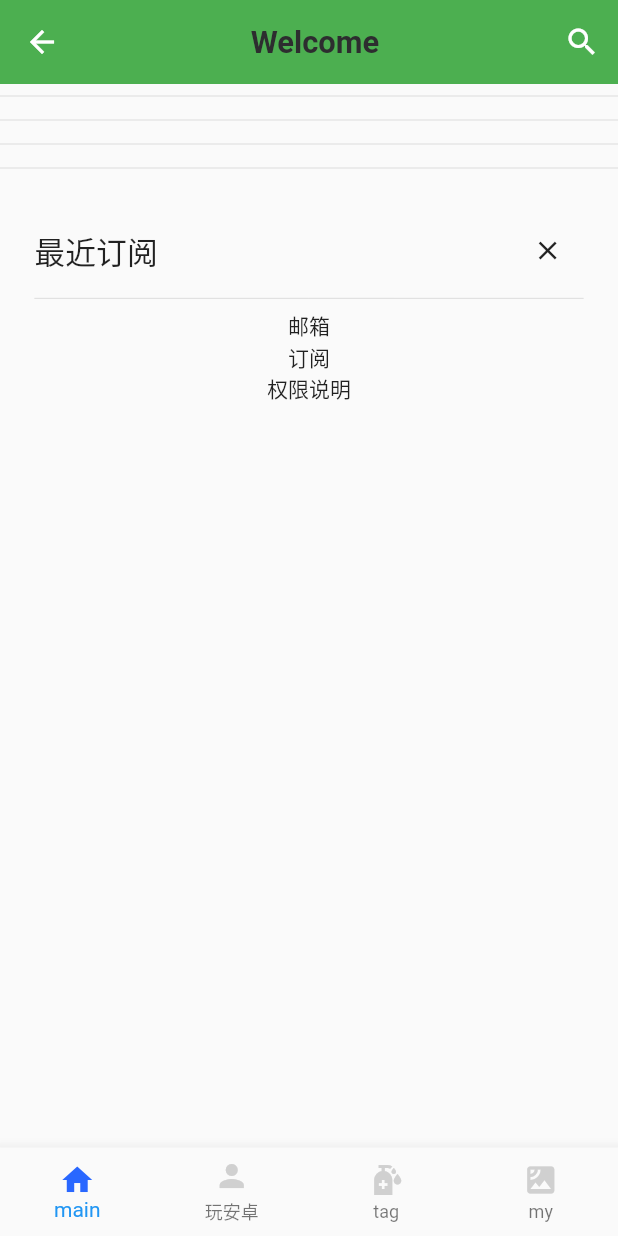
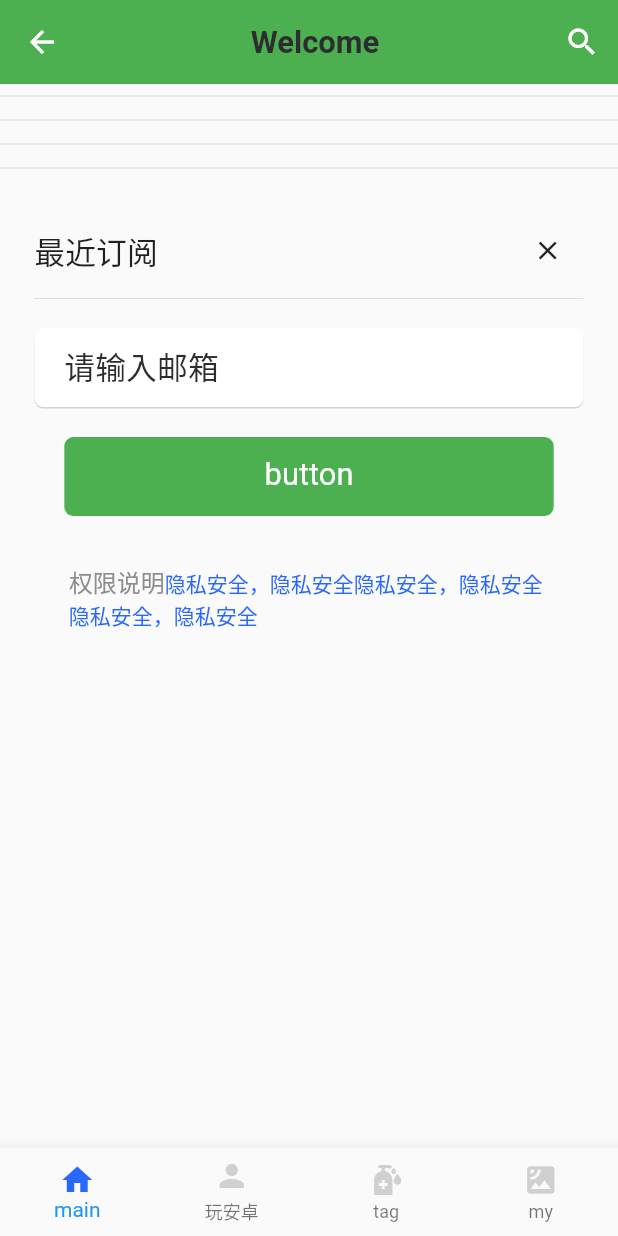
Before and after one commit to tangchao0106/flutter2021, a Flutter app: the ApplicationPage screen opened directly, on a phone screen of 412 x 824 dp. Run offline on Flutter 3.47's test engine with Material 2 defaults, Android fonts, the phone set to English and light mode, and no system bars; our stand-ins replace cached_network_image, cookie_jar, device_info, dio, dio_cookie_manager, flutter_screenutil and 10 more; missing offline and left inert: flutter_webview_plugin; accounts and stored records are empty; network calls fail; Roboto replaces fonts that are missing (Avenir, Montserrat).

Commit message:
feat:20211224

```diff
--- a/lib/ducafecat1205/common/widget/input.dart
+++ b/lib/ducafecat1205/common/widget/input.dart
@@ -9,7 +9,7 @@ Widget inputTextEdit({
   double? margintop,
   TextInputType textInputType = TextInputType.text,
   bool autofocus = false,
-  bool isPassword=false,
+  bool isPassword = false,
   required TextEditingController controller,
 }) {
   return Container(
@@ -21,15 +21,67 @@ Widget inputTextEdit({
       autofocus: autofocus,
       controller: controller,
       keyboardType: textInputType,
-      decoration: InputDecoration(hintText: hintText,contentPadding: EdgeInsets.fromLTRB(20, 10, 0, 9)),
+      decoration: InputDecoration(hintText: hintText,
+          contentPadding: EdgeInsets.fromLTRB(20, 10, 0, 9)),
       style: TextStyle(
-        color: AppColors.primaryText,
-        fontSize: 18.sp,
-        fontWeight: FontWeight.w400
+          color: AppColors.primaryText,
+          fontSize: 18.sp,
+          fontWeight: FontWeight.w400
       ),
       maxLines: 1,
       autocorrect: false,
       obscureText: isPassword,
     ),
   );
+
+  }
+
+/// email 输入框
+/// 背景白色，文字黑色，带阴影
+Widget inputEmailEdit({
+  TextEditingController? controller,
+  TextInputType keyboardType = TextInputType.text,
+  String? hintText,
+  bool isPassword = false,
+  double marginTop = 15,
+  bool autofocus = false,
+}) {
+  return Container(
+    height: 44.h,
+    margin: EdgeInsets.only(top: marginTop.h),
+    decoration: BoxDecoration(
+      color: AppColors.primaryBackground,
+      borderRadius: Radii.k6pxRadius,
+      boxShadow: [
+        BoxShadow(
+          color: Color.fromARGB(41, 0, 0, 0),
+          offset: Offset(0, 1),
+          blurRadius: 0,
+        ),
+      ],
+    ),
+    child: TextField(
+      autofocus: autofocus,
+      controller: controller,
+      keyboardType: keyboardType,
+      decoration: InputDecoration(
+        hintText: hintText,
+        contentPadding: EdgeInsets.fromLTRB(20, 10, 0, 9),
+        border: InputBorder.none,
+        hintStyle: TextStyle(
+          color: AppColors.primaryText,
+        ),
+      ),
+      style: TextStyle(
+        color: AppColors.primaryText,
+        fontFamily: "Avenir",
+        fontWeight: FontWeight.w400,
+        fontSize: 18.sp,
+      ),
+      maxLines: 1,
+      autocorrect: false,
+      // 自动纠正
+      obscureText: isPassword, // 隐藏输入内容, 密码框
+    ),
+  );
 }
--- a/lib/ducafecat1205/pages/frame/main/widget/newletter.dart
+++ b/lib/ducafecat1205/pages/frame/main/widget/newletter.dart
@@ -1,9 +1,12 @@
 import 'package:flutter/cupertino.dart';
+import 'package:flutter/gestures.dart';
 import 'package:flutter/material.dart';
 import 'package:flutter/src/widgets/framework.dart';
 import 'package:flutter_screenutil/flutter_screenutil.dart';
 import 'package:get/get.dart';
 import 'package:untitled/ducafecat1205/common/values/colors.dart';
+import 'package:untitled/ducafecat1205/common/widget/button.dart';
+import 'package:untitled/ducafecat1205/common/widget/input.dart';
 import 'package:untitled/ducafecat1205/pages/frame/main/controller.dart';
 
 //订阅部分
@@ -30,21 +33,48 @@ class NewsletterWidget extends GetView<MainController> {
                   size: 18.sp,
                 ),
                 onPressed: () {
-                  Get.snackbar("标题", "订阅",backgroundColor: AppColors.tabBarElement);
+                  Get.snackbar("标题", "订阅",
+                      backgroundColor: AppColors.tabBarElement);
                 },
               ),
             ],
           ),
           //emain
           Divider(),
+          inputEmailEdit(
+              controller: null,
+              marginTop: 10,
+              keyboardType: TextInputType.emailAddress,
+              hintText: "请输入邮箱",
+              isPassword: false),
+          Padding(
+            padding: const EdgeInsets.all(20.0),
+            child: btnFlatButtonWidget(
+                onPressed: () {}, width: 300.w, gbColor: Colors.green),
+          ),
+
           Container(
-            child: Text("邮箱"),
-          ),
-          Container(
-            child: Text("订阅"),
-          ),
-          Container(
-            child: Text("权限说明"),
+            margin: EdgeInsets.symmetric(horizontal: 20.w, vertical: 10.h),
+            child: Text.rich(TextSpan(children: <TextSpan>[
+              TextSpan(
+                text: '权限说明',
+                style: new TextStyle(
+                  color: AppColors.thirdElementText,
+                  fontFamily: "Avenir",
+                  fontWeight: FontWeight.w400,
+                  fontSize: 14.sp,
+                ),
+              ),
+              TextSpan(
+                  text: '隐私安全，隐私安全隐私安全，隐私安全隐私安全，隐私安全',
+                  style: TextStyle(
+                      color: AppColors.secondaryElementText,
+                      fontWeight: FontWeight.w400),
+                  recognizer: TapGestureRecognizer()
+                    ..onTap = () {
+                      Get.snackbar("", "	指定手势交互可以监听点击事件");
+                    }),
+            ])),
           ),
         ],
       ),
--- a/lib/ducafecat1205/pages/frame/main/widget/news_list.dart
+++ b/lib/ducafecat1205/pages/frame/main/widget/news_list.dart
@@ -20,6 +20,7 @@ class NewsListWidget extends GetView<MainController> {
                 _buildListItem(item),
                 Divider(
                   height: 1,
+                  color: Colors.amber,
                 ),
               ];
 
```
